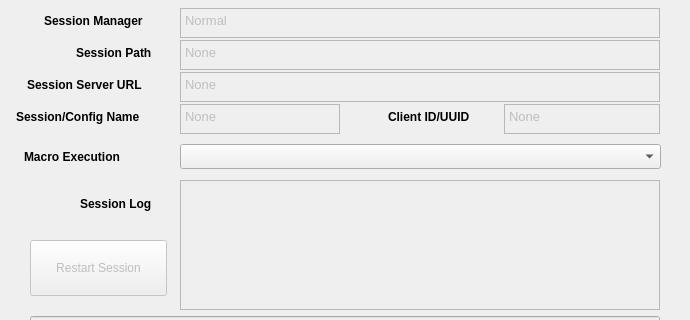
Old version of the form seq_qt5/forms/qsessionframe.ui in the repository ahlstromcj/seq66; both pictures show x 0 to 690 and y 0 to 320 of the 690 by 467 pixel window.
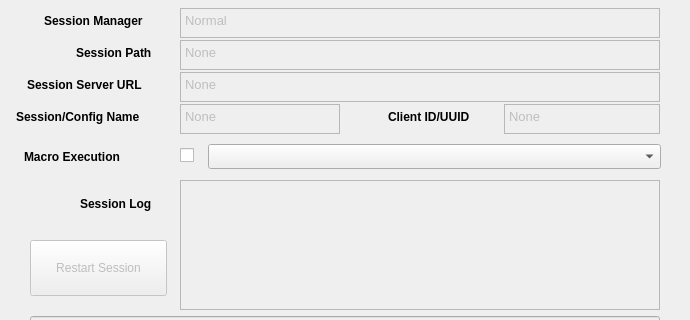
New version of the form.

Patch:
```diff
--- a/seq_qt5/forms/qsessionframe.ui
+++ b/seq_qt5/forms/qsessionframe.ui
@@ -455,9 +455,9 @@
   <widget class="QComboBox" name="macroComboBox">
    <property name="geometry">
     <rect>
-     <x>180</x>
+     <x>208</x>
      <y>144</y>
-     <width>481</width>
+     <width>453</width>
      <height>25</height>
     </rect>
    </property>
@@ -468,6 +468,19 @@
     <enum>QComboBox::InsertAlphabetically</enum>
    </property>
   </widget>
+  <widget class="QCheckBox" name="checkBoxMacrosActive">
+   <property name="geometry">
+    <rect>
+     <x>180</x>
+     <y>144</y>
+     <width>33</width>
+     <height>22</height>
+    </rect>
+   </property>
+   <property name="text">
+    <string/>
+   </property>
+  </widget>
  </widget>
  <tabstops>
   <tabstop>sessionManagerNameText</tabstop>
```
Left out of the diff: 2 changed lines with no effect on the pictures.
